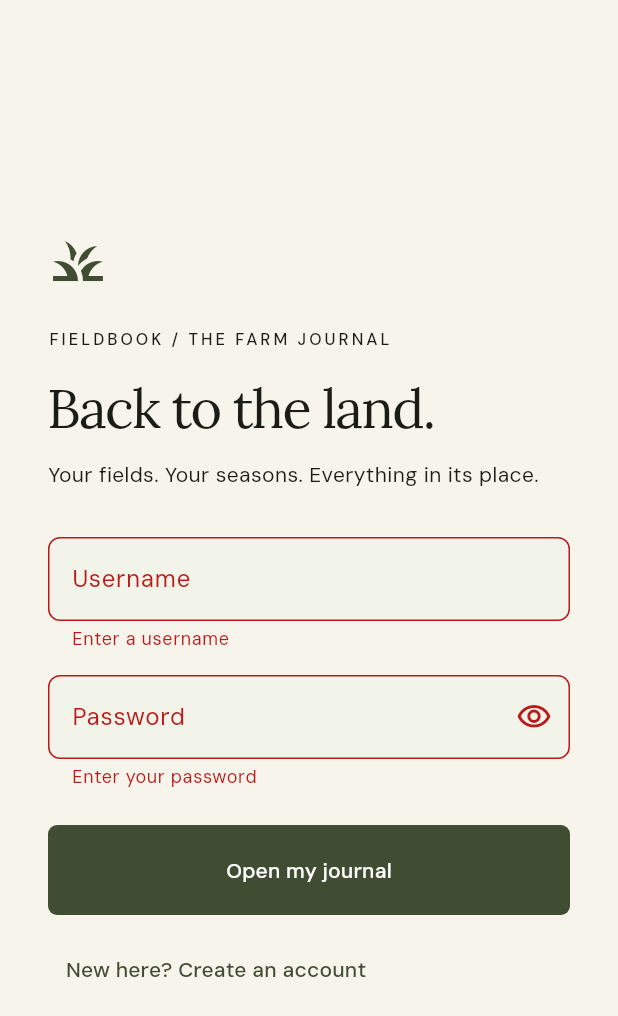
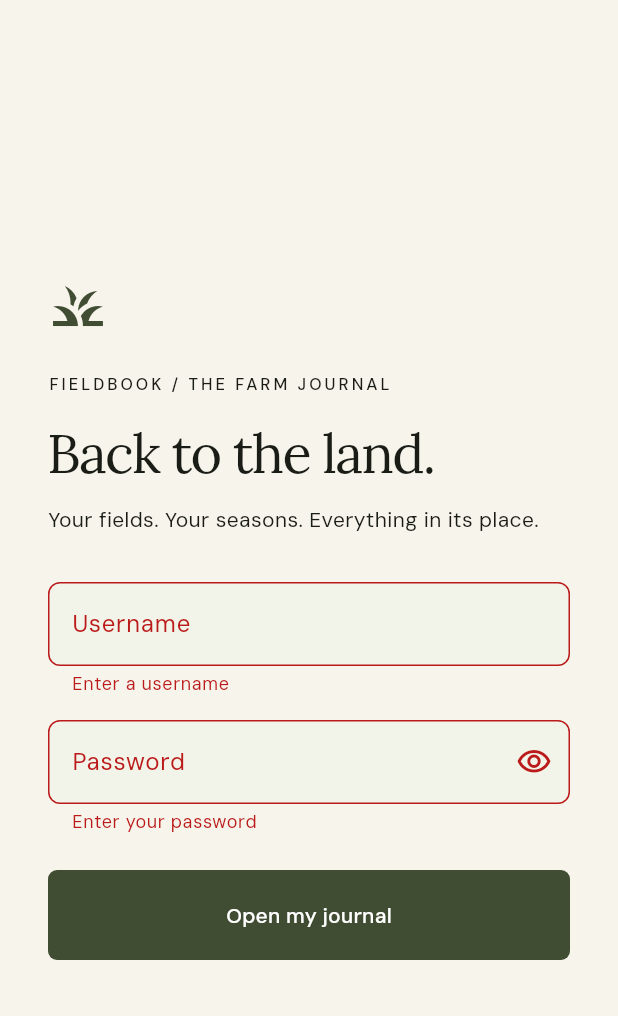
Before and after one commit to WasMas/Farm_App, a Flutter app: the screen it shows after launch, after a tap on "Open my journal", on a phone screen of 412 x 824 dp. Shown: the top 1016 px of the screen. Run offline on Flutter 3.47's test engine with Material 3 defaults, Android fonts, the phone set to English and light mode, and no system bars; our stand-ins replace dio, flutter_map, flutter_riverpod, flutter_secure_storage, go_router, image_picker and 3 more.

Commit message:
fix(auth): remove public account registration
Co-authored-by: Copilot <223556219+Copilot@users.noreply.github.com>

```diff
--- a/frontend/lib/features/auth/presentation/login_screen.dart
+++ b/frontend/lib/features/auth/presentation/login_screen.dart
@@ -14,14 +14,12 @@ class LoginScreen extends ConsumerStatefulWidget {
 class _LoginScreenState extends ConsumerState<LoginScreen> {
   final form = GlobalKey<FormState>();
   final username = TextEditingController(),
-      password = TextEditingController(),
-      name = TextEditingController(),
-      email = TextEditingController();
-  bool register = false, busy = false, obscure = true;
+      password = TextEditingController();
+  bool busy = false, obscure = true;
   String? error;
   @override
   void dispose() {
-    for (final c in [username, password, name, email]) {
+    for (final c in [username, password]) {
       c.dispose();
     }
     super.dispose();
@@ -35,16 +33,7 @@ class _LoginScreenState extends ConsumerState<LoginScreen> {
     });
     try {
       final controller = ref.read(authProvider.notifier);
-      if (register) {
-        await controller.register(
-          username.text.trim(),
-          name.text.trim(),
-          email.text.trim(),
-          password.text,
-        );
-      } else {
-        await controller.login(username.text.trim(), password.text);
-      }
+      await controller.login(username.text.trim(), password.text);
     } catch (e) {
       if (mounted) setState(() => error = apiError(e));
     } finally {
@@ -82,14 +71,12 @@ class _LoginScreenState extends ConsumerState<LoginScreen> {
                     ),
                     const SizedBox(height: 16),
                     Text(
-                      register ? 'Plant your first page.' : 'Back to the land.',
+                      'Back to the land.',
                       style: Theme.of(context).textTheme.displaySmall,
                     ),
                     const SizedBox(height: 12),
                     Text(
-                      register
-                          ? 'A place for your fields, seasons, and everyday work.'
-                          : 'Your fields. Your seasons. Everything in its place.',
+                      'Your fields. Your seasons. Everything in its place.',
                     ),
                     const SizedBox(height: 32),
                     TextFormField(
@@ -102,32 +89,6 @@ class _LoginScreenState extends ConsumerState<LoginScreen> {
                           : null,
                     ),
                     const SizedBox(height: 16),
-                    if (register) ...[
-                      TextFormField(
-                        key: const Key('name'),
-                        controller: name,
-                        decoration: const InputDecoration(
-                          labelText: 'Your name',
-                        ),
-                        validator: (v) => v == null || v.trim().isEmpty
-                            ? 'Enter your name'
-                            : null,
-                      ),
-                      const SizedBox(height: 16),
-                      TextFormField(
-                        key: const Key('email'),
-                        controller: email,
-                        keyboardType: TextInputType.emailAddress,
-                        decoration: const InputDecoration(labelText: 'Email'),
-                        validator: (v) =>
-                            v == null ||
-                                !RegExp(r'^[^\s@]+@[^\s@]+\.[^\s@]+$')
-                                    .hasMatch(v)
-                            ? 'Enter a valid email'
-                            : null,
-                      ),
-                      const SizedBox(height: 16),
-                    ],
                     TextFormField(
                       key: const Key('password'),
                       controller: password,
@@ -148,8 +109,6 @@ class _LoginScreenState extends ConsumerState<LoginScreen> {
                       ),
                       validator: (v) => v == null || v.isEmpty
                           ? 'Enter your password'
-                          : register && v.length < 8
-                          ? 'Use at least 8 characters'
                           : null,
                     ),
                     if (error != null)
@@ -171,24 +130,8 @@ class _LoginScreenState extends ConsumerState<LoginScreen> {
                         child: Text(
                           busy
                               ? 'Opening your journal…'
-                              : register
-                              ? 'Create account'
                               : 'Open my journal',
                         ),
-                      ),
-                    ),
-                    const SizedBox(height: 12),
-                    TextButton(
-                      onPressed: busy
-                          ? null
-                          : () => setState(() {
-                              register = !register;
-                              error = null;
-                            }),
-                      child: Text(
-                        register
-                            ? 'Already have an account? Sign in'
-                            : 'New here? Create an account',
                       ),
                     ),
                   ],
```
